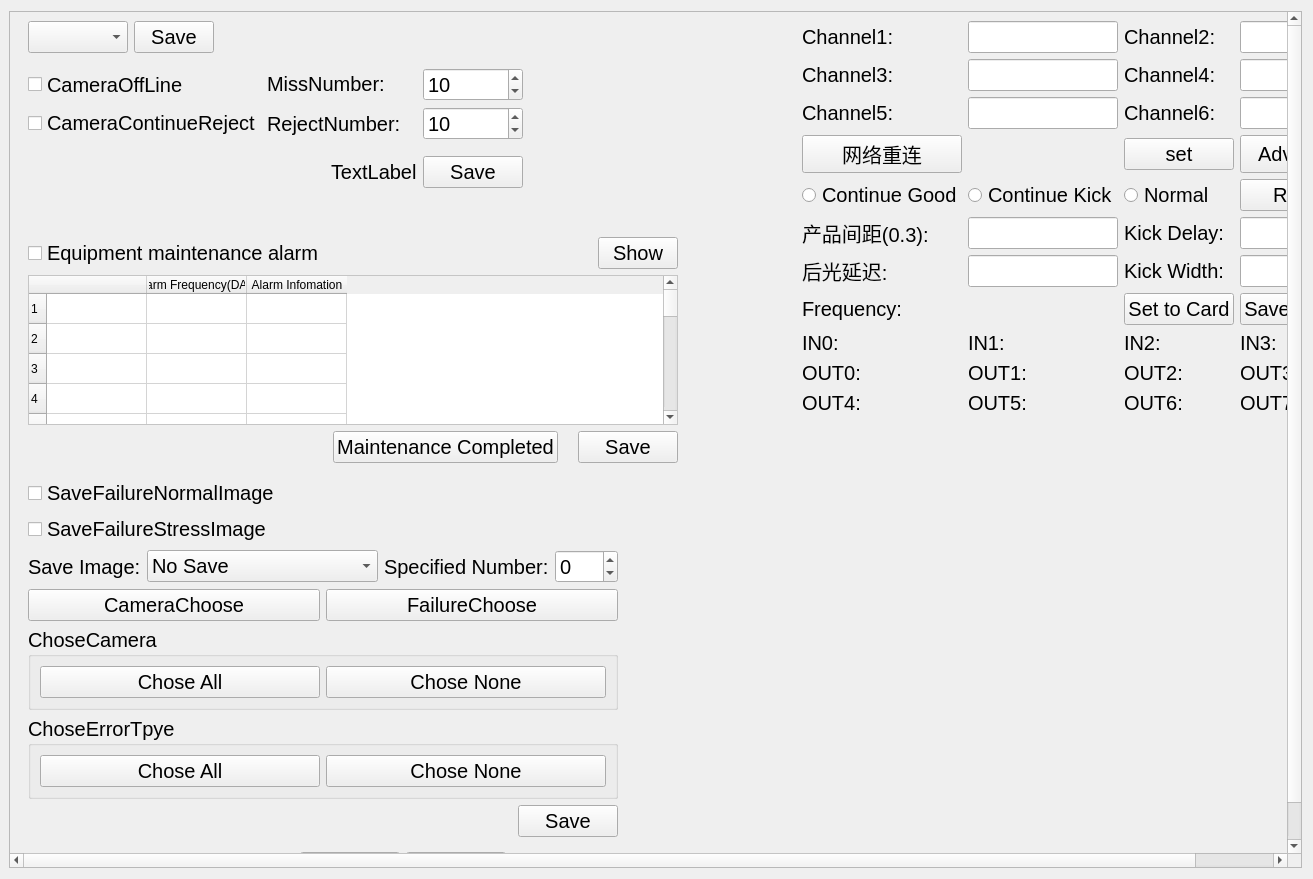
The window that widget_test.ui (zhuojiahu/GlasswareDetectSystem) describes before a commit, drawn with Qt 5.
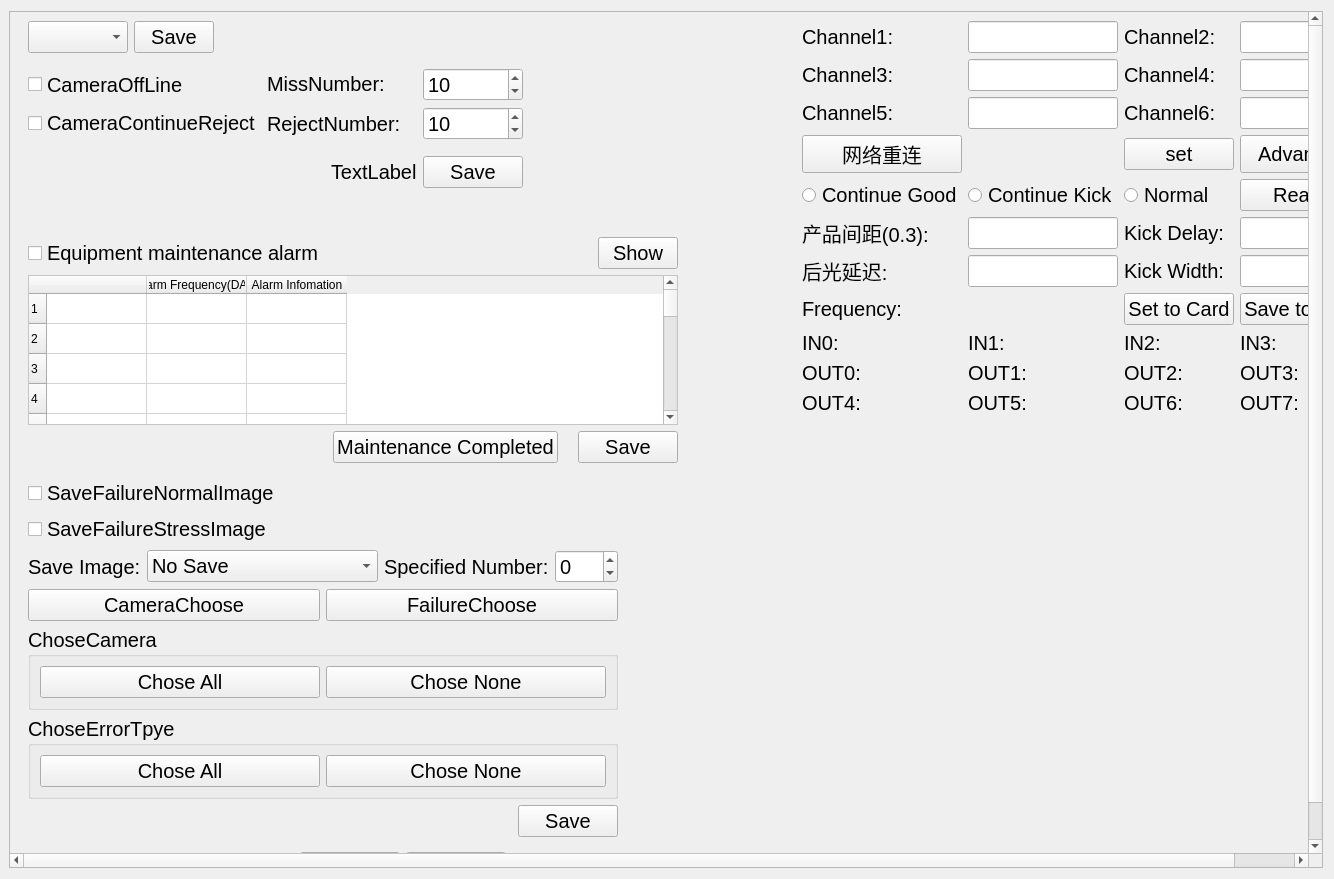
The same window after the commit. Custom widgets are drawn as their Qt base class.

The edit to the form file:
```diff
--- a/widget_test.ui
+++ b/widget_test.ui
@@ -6,7 +6,7 @@
    <rect>
     <x>0</x>
     <y>0</y>
-    <width>1313</width>
+    <width>1334</width>
     <height>879</height>
    </rect>
   </property>
@@ -48,8 +48,8 @@
      <widget class="QWidget" name="scrollAreaWidgetContents">
       <property name="geometry">
        <rect>
-        <x>0</x>
-        <y>0</y>
+        <x>-355</x>
+        <y>-180</y>
         <width>1646</width>
         <height>1014</height>
        </rect>
```
Left out of the diff: 531 changed lines with no effect on the pictures.
